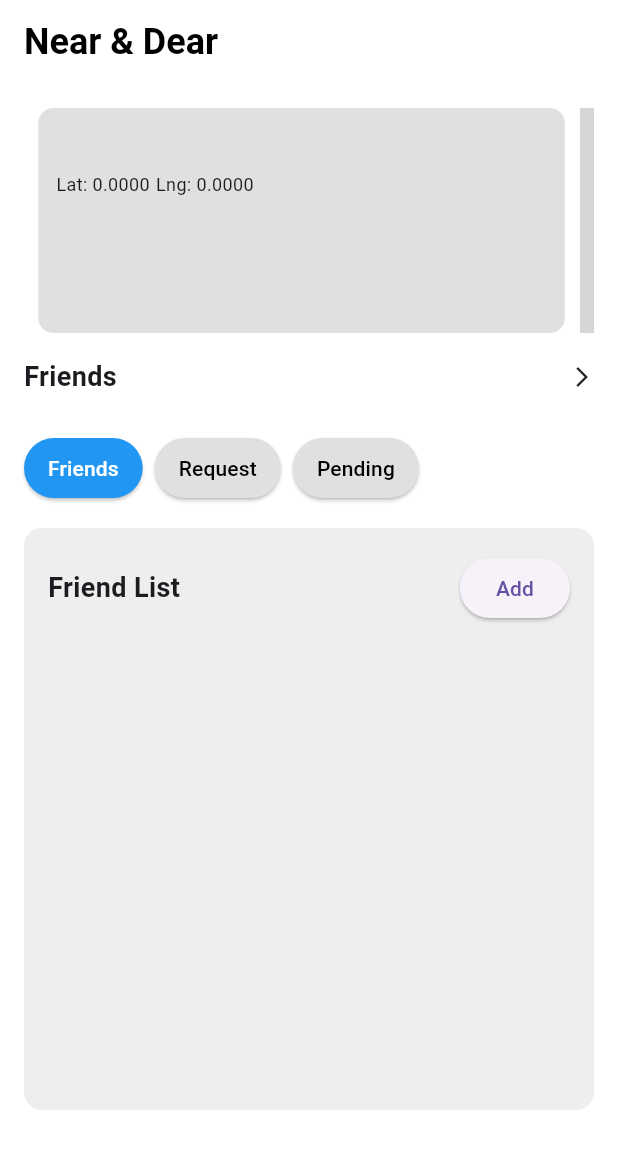
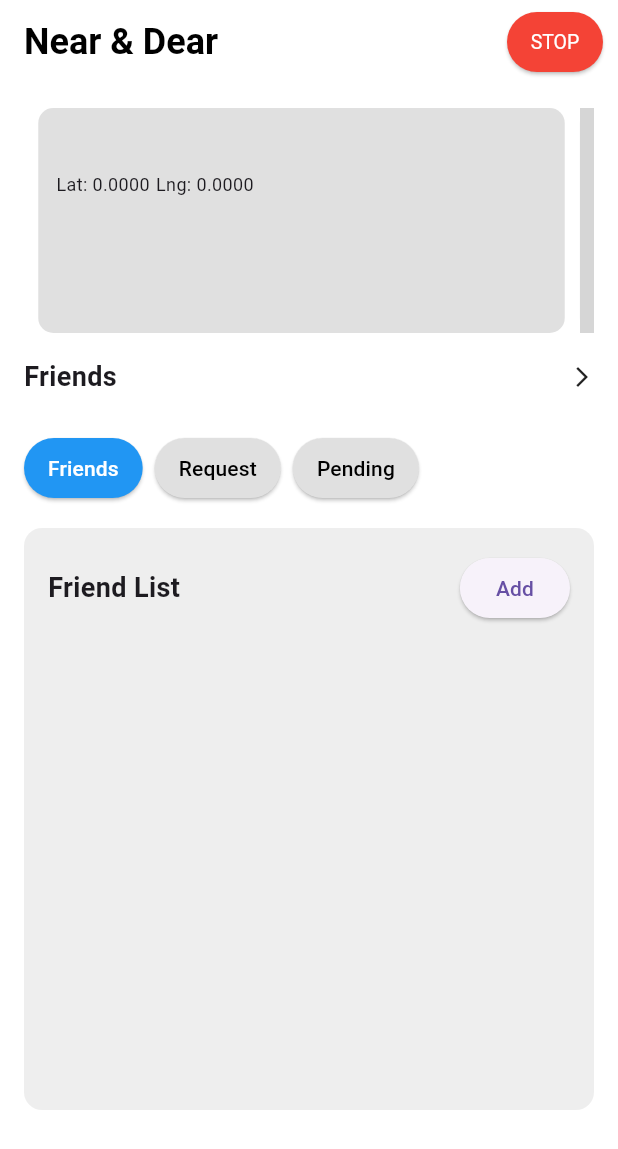
Before and after one commit to chunJyi/Near_And_Dear_Flutter_Project_V1, a Flutter app: the HomeScreen screen opened directly, on a phone screen of 412 x 824 dp. Shown: the top 1149 px of the screen. Run offline on Flutter 3.47's test engine with Material 3 defaults, Android fonts, the phone set to English and light mode, and no system bars; drawn by our look-alikes of google_maps_flutter; our stand-ins replace flutter_local_notifications, geocoding, google_fonts, google_sign_in, location, permission_handler and 2 more; missing offline and left inert: flutter_background_service; accounts and stored records are empty; grey boxes are pictures that could not be loaded.

Commit message:
add background service

```diff
--- a/lib/main.dart
+++ b/lib/main.dart
@@ -1,7 +1,6 @@
 import 'package:flutter/material.dart';
 import 'package:near_and_dear_flutter_v1/providers/user_provider.dart';
 import 'package:near_and_dear_flutter_v1/screens/splash_screen/splash_screen.dart';
-import 'package:near_and_dear_flutter_v1/services/background_service.dart';
 import 'package:supabase_flutter/supabase_flutter.dart';
 import 'package:provider/provider.dart';
 
@@ -11,7 +10,6 @@ const supabaseKey =
 
 Future<void> main() async {
   WidgetsFlutterBinding.ensureInitialized();
-  await BackgroundService.initializeService();
   await Supabase.initialize(url: supabaseUrl, anonKey: supabaseKey);
 
   runApp(
--- a/lib/screens/home_screen/home_screen.dart
+++ b/lib/screens/home_screen/home_screen.dart
@@ -1,6 +1,8 @@
 import 'package:flutter/material.dart';
+import 'package:flutter_background_service/flutter_background_service.dart';
 import 'package:google_maps_flutter/google_maps_flutter.dart';
 import 'package:near_and_dear_flutter_v1/providers/user_provider.dart';
+import 'package:near_and_dear_flutter_v1/services/background_service.dart';
 import 'package:provider/provider.dart';
 
 import 'widgets/friend_list.dart';
@@ -18,15 +20,50 @@ class HomeScreen extends StatefulWidget {
 
 class _HomeScreenState extends State<HomeScreen> {
   final PageController _pageController = PageController(viewportFraction: 0.95);
-  // ignore: unused_field
   GoogleMapController? _mapController;
   static final LatLng _initialPosition = LatLng(16.8409, 96.1735);
   String selectedTab = 'friends';
+  bool isServiceRunning = false; // Track service status
 
   @override
+  void initState() {
+    final userProvider = Provider.of<UserProvider>(context, listen: false);
+    super.initState();
+    initializeService(userProvider); // Initialize service
+    _startService(); // Start the background service when the screen is initialized
+  }
+
   @override
-  void initState() {
-    super.initState();
+  void dispose() {
+    _stopService(); // Stop the service when the screen is disposed
+    super.dispose();
+  }
+
+  // Start the service
+  Future<void> _startService() async {
+    final service = FlutterBackgroundService();
+    service.invoke('startService'); // Starts the service
+    setState(() {
+      isServiceRunning = true; // Update UI
+    });
+  }
+
+  // Stop the service
+  Future<void> _stopService() async {
+    final service = FlutterBackgroundService();
+    service.invoke('stopService'); // Stops the service
+    setState(() {
+      isServiceRunning = false; // Update UI
+    });
+  }
+
+  // Check service status
+  Future<void> _checkServiceStatus() async {
+    final service = FlutterBackgroundService();
+    bool isRunning = await service.isRunning();
+    setState(() {
+      isServiceRunning = isRunning;
+    });
   }
 
   @override
@@ -37,11 +74,30 @@ class _HomeScreenState extends State<HomeScreen> {
       appBar: AppBar(
         backgroundColor: Colors.white,
         elevation: 0,
-        title: Text('Near & Dear',
-            style: TextStyle(
-                fontSize: 24,
-                fontWeight: FontWeight.bold,
-                color: Colors.black)),
+        title: Text(
+          'Near & Dear',
+          style: TextStyle(
+            fontSize: 24,
+            fontWeight: FontWeight.bold,
+            color: Colors.black,
+          ),
+        ),
+        actions: [
+          // Button for starting/stopping the service
+          Padding(
+            padding: const EdgeInsets.only(right: 10),
+            child: ElevatedButton(
+              onPressed: isServiceRunning ? _stopService : _startService, // Toggle start/stop
+              style: ElevatedButton.styleFrom(
+                backgroundColor: isServiceRunning ? Colors.red : Colors.green, // Red when running, Green when stopped
+                foregroundColor: Colors.white,
+                padding: EdgeInsets.symmetric(horizontal: 12, vertical: 6), // Adjusted padding
+                textStyle: TextStyle(fontSize: 13), // Reduced font size
+              ),
+              child: Text(isServiceRunning ? "STOP" : "START"), // Button text changes based on service state
+            ),
+          ),
+        ],
       ),
       body: SingleChildScrollView(
         padding: EdgeInsets.all(16),
@@ -55,22 +111,18 @@ class _HomeScreenState extends State<HomeScreen> {
                 children: [
                   ProfileCard(),
                   MapCard(
-                      initialPosition: _initialPosition,
-                      onMapCreated: (controller) =>
-                          _mapController = controller),
+                    initialPosition: _initialPosition,
+                    onMapCreated: (controller) => _mapController = controller,
+                  ),
                 ],
               ),
             ),
             SizedBox(height: 16),
-
             FriendsSection(),
-
             SizedBox(height: 16),
-
             // Tabs Section
             Row(
-              mainAxisAlignment:
-                  MainAxisAlignment.start, // Centers and reduces space
+              mainAxisAlignment: MainAxisAlignment.start, // Centers and reduces space
               children: [
                 _buildTabButton('Friends', 'friends'),
                 const SizedBox(width: 8), // Adjust spacing as needed
@@ -79,9 +131,7 @@ class _HomeScreenState extends State<HomeScreen> {
                 _buildTabButton('Pending', 'pending'),
               ],
             ),
-
             SizedBox(height: 16),
-
             // Dynamic Friend List
             FriendList(friends: user!.friends, state: selectedTab),
           ],
```
Also changed, not shown: lib/screens/splash_screen/splash_screen.dart (+0 -31 lines), lib/services/background_service.dart (+76 -96 lines).
